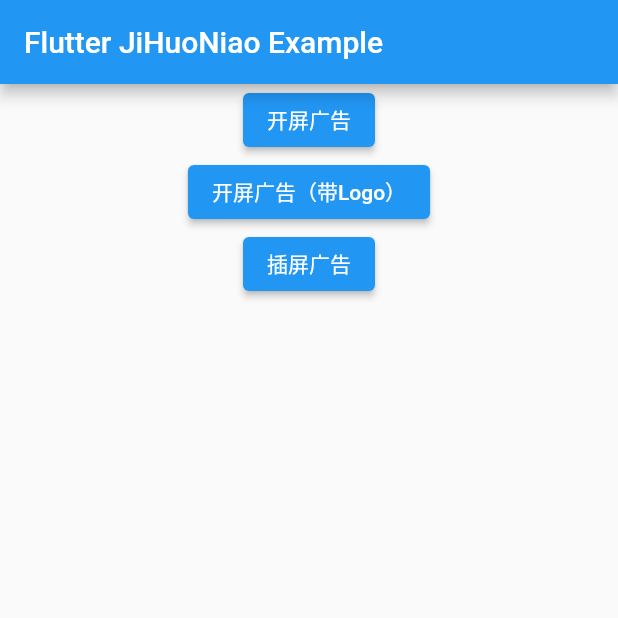
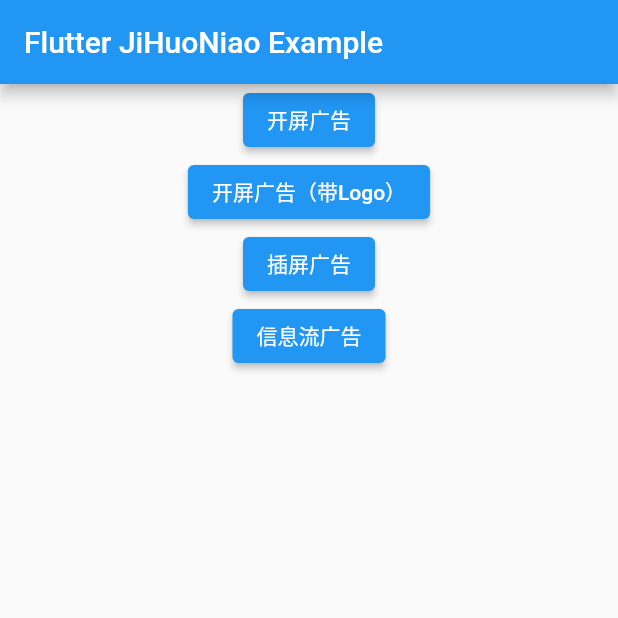
Before and after one commit to nxe-team/flutter_jihuoniao, a Flutter app: the screen it shows after launch, on a phone screen of 412 x 824 dp, the top half of it. Run offline on Flutter 3.47's test engine with Material 2 defaults, Android fonts, the light colour scheme and no system bars.

Commit message:
feat: iOS 信息流广告

```diff
--- a/example/lib/config/ad_config.dart
+++ b/example/lib/config/ad_config.dart
@@ -18,4 +18,9 @@
   static String get interstitialId {
     return '81q7svkjcxxa';
   }
+
+  /// 信息流广告
+  static String get feedId {
+    return '85ikvtui5f5i';
+  }
 }
--- a/example/lib/main.dart
+++ b/example/lib/main.dart
@@ -2,9 +2,11 @@
 
 import 'package:flutter_jihuoniao/flutter_jihuoniao.dart';
 import 'package:flutter_jihuoniao_example/config/ad_config.dart';
+import 'package:flutter_jihuoniao_example/page/feed_ad_page.dart';
+import 'package:flutter_jihuoniao_example/page/home_page.dart';
 
 void main() {
-  runApp(const MaterialApp(home: MyApp()));
+  runApp(const MyApp());
 }
 
 class MyApp extends StatefulWidget {
@@ -26,40 +28,12 @@
 
   @override
   Widget build(BuildContext context) {
-    return Scaffold(
-      appBar: AppBar(
-        title: const Text('Flutter JiHuoNiao Example'),
-      ),
-      body: Center(
-        child: Column(
-          children: [
-            ElevatedButton(
-              onPressed: () {
-                FlutterJihuoniao.showSplashAd(slotId: AdConfig.splashId);
-              },
-              child: const Text('开屏广告'),
-            ),
-            ElevatedButton(
-              onPressed: () {
-                FlutterJihuoniao.showSplashAd(
-                  slotId: AdConfig.splashId,
-                  logo: 'SplashBottomLogo',
-                );
-              },
-              child: const Text('开屏广告（带Logo）'),
-            ),
-            ElevatedButton(
-              onPressed: () {
-                FlutterJihuoniao.showInterstitialAd(
-                  context: context,
-                  slotId: AdConfig.interstitialId,
-                );
-              },
-              child: const Text('插屏广告'),
-            )
-          ],
-        ),
-      ),
+    return MaterialApp(
+      routes: {
+        '/HomePage': (context) => const HomePage(),
+        '/FeedAdPage': (context) => const FeedAdPage(),
+      },
+      initialRoute: '/HomePage',
     );
   }
 }
--- /dev/null
+++ b/example/lib/page/home_page.dart
@@ -0,0 +1,52 @@
+import 'package:flutter/material.dart';
+import 'package:flutter_jihuoniao/flutter_jihuoniao.dart';
+import 'package:flutter_jihuoniao_example/config/ad_config.dart';
+
+class HomePage extends StatelessWidget {
+  const HomePage({Key? key}) : super(key: key);
+
+  @override
+  Widget build(BuildContext context) {
+    return Scaffold(
+      appBar: AppBar(
+        title: const Text('Flutter JiHuoNiao Example'),
+      ),
+      body: Center(
+        child: Column(
+          children: [
+            ElevatedButton(
+              onPressed: () {
+                FlutterJihuoniao.showSplashAd(slotId: AdConfig.splashId);
+              },
+              child: const Text('开屏广告'),
+            ),
+            ElevatedButton(
+              onPressed: () {
+                FlutterJihuoniao.showSplashAd(
+                  slotId: AdConfig.splashId,
+                  logo: 'SplashBottomLogo',
+                );
+              },
+              child: const Text('开屏广告（带Logo）'),
+            ),
+            ElevatedButton(
+              onPressed: () {
+                FlutterJihuoniao.showInterstitialAd(
+                  context: context,
+                  slotId: AdConfig.interstitialId,
+                );
+              },
+              child: const Text('插屏广告'),
+            ),
+            ElevatedButton(
+              onPressed: () {
+                Navigator.pushNamed(context, '/FeedAdPage');
+              },
+              child: const Text('信息流广告'),
+            )
+          ],
+        ),
+      ),
+    );
+  }
+}
```
Also changed, not shown: example/lib/page/feed_ad_page.dart (added, +38 -0 lines), example/lib/widget/feed_ad.dart (added, +14 -0 lines), lib/view/jihuoniao_feed_view.dart (added, +33 -0 lines), 4 other files.
